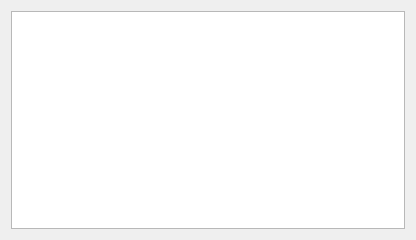
This is Adress/adressview.ui in Sakton/CONVEYANCE_QV1 as Qt 5 draws it before an edit. The edited form follows.
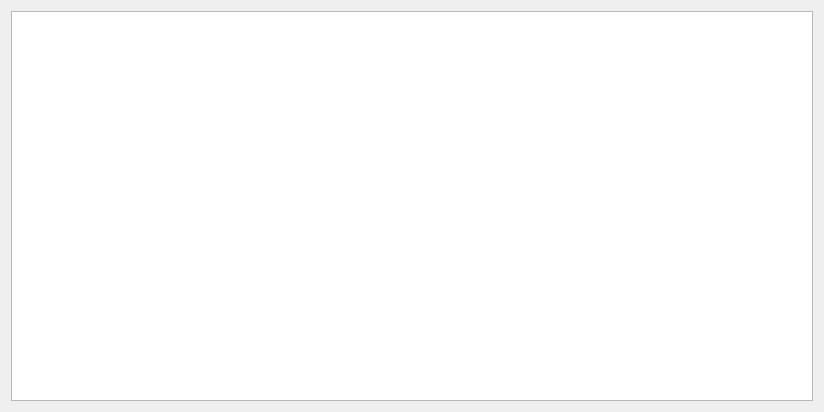
This is the edited form.

What changed in the file:
```diff
--- a/Adress/adressview.ui
+++ b/Adress/adressview.ui
@@ -6,8 +6,8 @@
    <rect>
     <x>0</x>
     <y>0</y>
-    <width>416</width>
-    <height>240</height>
+    <width>824</width>
+    <height>412</height>
    </rect>
   </property>
   <property name="windowTitle">
@@ -23,6 +23,9 @@
        <bold>true</bold>
       </font>
      </property>
+     <property name="sizeAdjustPolicy">
+      <enum>QAbstractScrollArea::AdjustToContents</enum>
+     </property>
      <property name="editTriggers">
       <set>QAbstractItemView::NoEditTriggers</set>
      </property>
@@ -38,6 +41,9 @@
      <property name="sortingEnabled">
       <bool>true</bool>
      </property>
+     <property name="wordWrap">
+      <bool>true</bool>
+     </property>
      <attribute name="horizontalHeaderCascadingSectionResizes">
       <bool>true</bool>
      </attribute>
```
